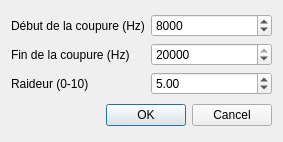
First picture: the form in trunk/tools/dialog_sifflements.ui, repository davy7125/polyphone, before the edit.
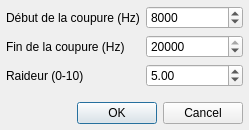
Second picture: the form after the edit. Icons and pictures are not drawn.

Patch:
```diff
--- a/trunk/tools/dialog_sifflements.ui
+++ b/trunk/tools/dialog_sifflements.ui
@@ -9,8 +9,8 @@
    <rect>
     <x>0</x>
     <y>0</y>
-    <width>283</width>
-    <height>142</height>
+    <width>249</width>
+    <height>130</height>
    </rect>
   </property>
   <property name="windowTitle">
@@ -20,71 +20,43 @@
    <iconset resource="../ressources.qrc">
     <normaloff>:/icones/icon</normaloff>:/icones/icon</iconset>
   </property>
-  <layout class="QVBoxLayout" name="verticalLayout">
-   <item>
-    <layout class="QHBoxLayout" name="horizontalLayout_3">
-     <item>
-      <layout class="QVBoxLayout" name="verticalLayout_4">
-       <item>
-        <widget class="QLabel" name="label_2">
-         <property name="text">
-          <string>Début de la coupure (Hz)</string>
-         </property>
-        </widget>
-       </item>
-       <item>
-        <widget class="QLabel" name="label">
-         <property name="text">
-          <string>Fin de la coupure (Hz)</string>
-         </property>
-        </widget>
-       </item>
-       <item>
-        <widget class="QLabel" name="label_3">
-         <property name="text">
-          <string>Raideur (0-10)</string>
-         </property>
-        </widget>
-       </item>
-      </layout>
-     </item>
-     <item>
-      <layout class="QVBoxLayout" name="verticalLayout_3">
-       <item>
-        <widget class="QSpinBox" name="spinFreq1">
-         <property name="maximum">
-          <number>20000</number>
-         </property>
-         <property name="value">
-          <number>8000</number>
-         </property>
-        </widget>
-       </item>
-       <item>
-        <widget class="QSpinBox" name="spinFreq2">
-         <property name="maximum">
-          <number>20000</number>
-         </property>
-         <property name="value">
-          <number>20000</number>
-         </property>
-        </widget>
-       </item>
-       <item>
-        <widget class="QDoubleSpinBox" name="doubleSpinRaideur">
-         <property name="maximum">
-          <double>10.000000000000000</double>
-         </property>
-         <property name="value">
-          <double>5.000000000000000</double>
-         </property>
-        </widget>
-       </item>
-      </layout>
-     </item>
-    </layout>
+  <layout class="QGridLayout" name="gridLayout">
+   <property name="leftMargin">
+    <number>6</number>
+   </property>
+   <property name="topMargin">
+    <number>6</number>
+   </property>
+   <property name="rightMargin">
+    <number>6</number>
+   </property>
+   <property name="bottomMargin">
+    <number>6</number>
+   </property>
+   <property name="spacing">
+    <number>6</number>
+   </property>
+   <item row="2" column="1">
+    <widget class="QDoubleSpinBox" name="doubleSpinRaideur">
+     <property name="maximum">
+      <double>10.000000000000000</double>
+     </property>
+     <property name="value">
+      <double>5.000000000000000</double>
+     </property>
+    </widget>
    </item>
-   <item>
+   <item row="0" column="1">
+    <widget class="QSpinBox" name="spinFreq1">
+     <property name="maximum">
+      <number>20000</number>
+     </property>
+     <property name="value">
+      <number>8000</number>
+     </property>
+    </widget>
+   </item>
+   <item row="4" column="0" colspan="2">
     <widget class="QDialogButtonBox" name="buttonBox">
      <property name="orientation">
       <enum>Qt::Horizontal</enum>
@@ -94,6 +66,50 @@
      </property>
     </widget>
    </item>
+   <item row="1" column="0">
+    <widget class="QLabel" name="label">
+     <property name="text">
+      <string>Fin de la coupure (Hz)</string>
+     </property>
+    </widget>
+   </item>
+   <item row="2" column="0">
+    <widget class="QLabel" name="label_3">
+     <property name="text">
+      <string>Raideur (0-10)</string>
+     </property>
+    </widget>
+   </item>
+   <item row="1" column="1">
+    <widget class="QSpinBox" name="spinFreq2">
+     <property name="maximum">
+      <number>20000</number>
+     </property>
+     <property name="value">
+      <number>20000</number>
+     </property>
+    </widget>
+   </item>
+   <item row="0" column="0">
+    <widget class="QLabel" name="label_2">
+     <property name="text">
+      <string>Début de la coupure (Hz)</string>
+     </property>
+    </widget>
+   </item>
+   <item row="3" column="1">
+    <spacer name="verticalSpacer">
+     <property name="orientation">
+      <enum>Qt::Vertical</enum>
+     </property>
+     <property name="sizeHint" stdset="0">
+      <size>
+       <width>20</width>
+       <height>40</height>
+      </size>
+     </property>
+    </spacer>
+   </item>
   </layout>
  </widget>
  <tabstops>
```
Left out of the diff: 3 changed lines with no effect on the pictures.
